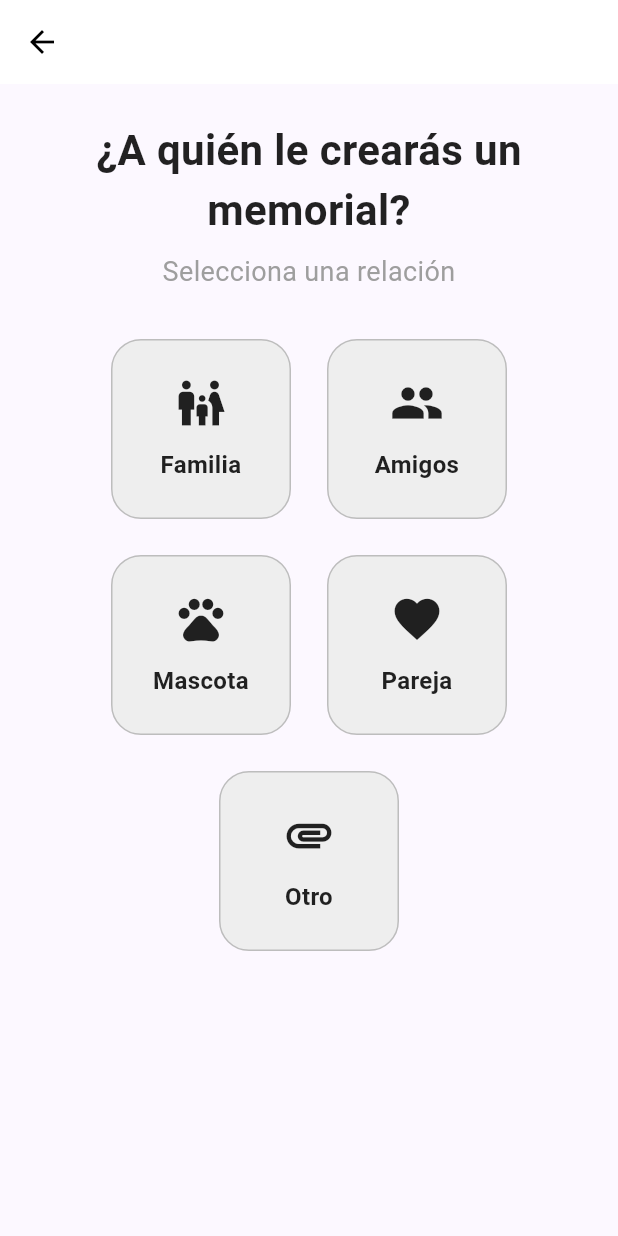
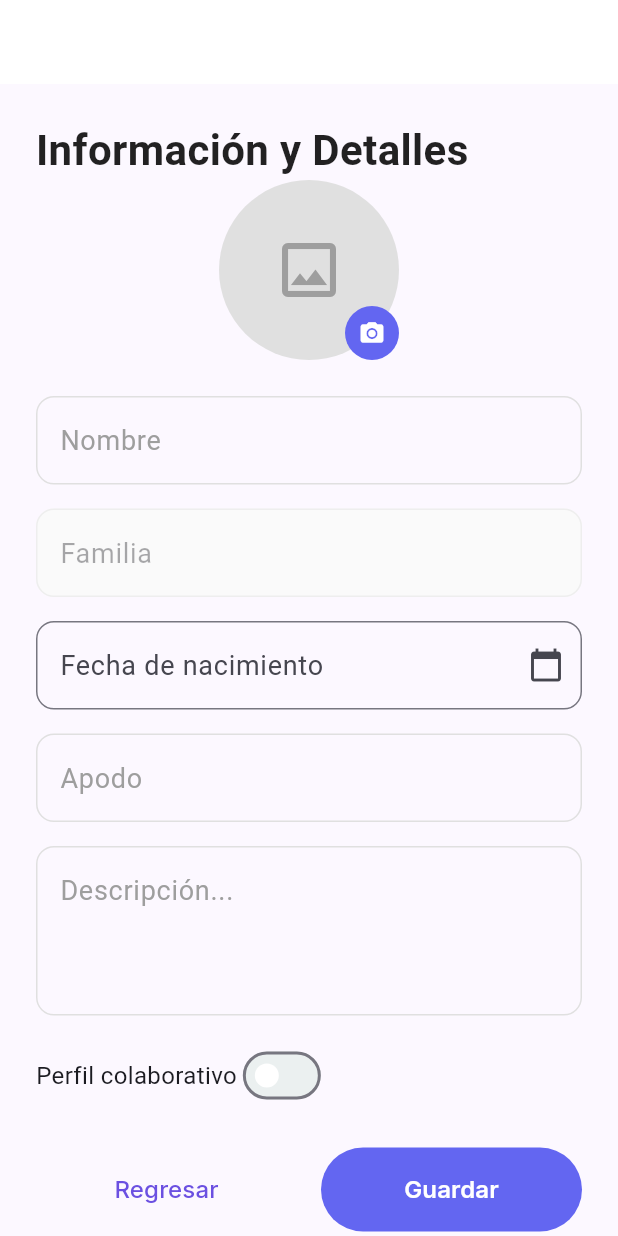
Before and after one commit to Grupo3-DP2-Lirium/Lirium-Front-AppMovil, a Flutter app: the NewMemorialRelationScreen screen opened directly, after a tap on "Familia", on a phone screen of 412 x 824 dp. Run offline on Flutter 3.47's test engine with Material 3 defaults, Android fonts, the phone set to English and light mode, and no system bars; our stand-ins replace flutter_riverpod, google_fonts, image_picker, permission_handler.

Commit message:
ADD: screen information_memorial, datepicker, switcher, profile photo (not usable)

```diff
--- a/lib/main.dart
+++ b/lib/main.dart
@@ -3,6 +3,7 @@ import 'package:flutter_frontend/presentation/screens/onboarding/welcome_screen.
 //import 'package:flutter_frontend/screens/create_memory_for_a_memorial/create_memory_to_memorial.dart';
 //import 'screens/onboarding/welcome_screen.dart';
 import 'package:google_fonts/google_fonts.dart';
+import 'package:flutter_localizations/flutter_localizations.dart';
 
 void main() {
   runApp(const RemoryApp());
@@ -44,6 +45,15 @@ class RemoryApp extends StatelessWidget {
       ),
       home: const WelcomeScreen(),
       debugShowCheckedModeBanner: false,
+      localizationsDelegates: const [
+        GlobalMaterialLocalizations.delegate,
+        GlobalWidgetsLocalizations.delegate,
+        GlobalCupertinoLocalizations.delegate,
+      ],
+      supportedLocales: const [
+        Locale('es'),
+        Locale('en'),
+      ],
     );
   }
 }
--- a/lib/presentation/components/buttons/rectangle_button.dart
+++ b/lib/presentation/components/buttons/rectangle_button.dart
@@ -31,20 +31,20 @@ class RectangleButton extends StatelessWidget {
           decoration: BoxDecoration(
             color: Colors.grey[200],
             borderRadius: BorderRadius.circular(20),
-            border: Border.all(color: Colors.grey.shade400)
+            border: Border.all(color: AppColors.inactive)
           ),
           child: Column(
             mainAxisAlignment: MainAxisAlignment.center,
             children: [
-              Icon(icon, size: size * 0.3, color: Colors.black87),
+              Icon(icon, size: size * 0.3, color: Colors.grey[400] ),
               const SizedBox(height: 12),
               Text(
                 label,
                 textAlign: TextAlign.center,
-                style: const TextStyle(
+                style: TextStyle(
                   fontSize: 16,
                   fontWeight: FontWeight.w600,
-                  color: Colors.black87,
+                  color: Colors.grey[400],
                 ),
               ),
             ],
--- a/lib/presentation/components/buttons/secondary_button.dart
+++ b/lib/presentation/components/buttons/secondary_button.dart
@@ -22,7 +22,8 @@ class SecondaryButton extends StatelessWidget {
       return OutlinedButton(
         onPressed: onPressed,
         style: OutlinedButton.styleFrom(
-          side: BorderSide(color: textColor ?? const Color(0xFF6366F1)),
+          foregroundColor: textColor ?? const Color(0xFF6366F1), // fuerza color activo/inactivo
+          side: const BorderSide(color: Color(0xFF6366F1)),       // borde siempre morado
           shape: RoundedRectangleBorder(
             borderRadius: BorderRadius.circular(12),
           ),
--- /dev/null
+++ b/lib/presentation/components/buttons/switch_button.dart
@@ -0,0 +1,32 @@
+import 'package:flutter/material.dart';
+import 'package:flutter_frontend/presentation/components/common/app_colors.dart';
+
+class BooleanSelectorSwitch extends StatelessWidget {
+  final String label;
+  final bool value;
+  final ValueChanged<bool> onChanged;
+
+  const BooleanSelectorSwitch({
+    Key? key,
+    required this.label,
+    required this.value,
+    required this.onChanged,
+  }) : super(key: key);
+
+  @override
+  Widget build(BuildContext context) {
+    return Row(
+      mainAxisAlignment: MainAxisAlignment.spaceBetween,
+      children: [
+        Text(label, style: const TextStyle(fontSize: 16)),
+        Switch(
+          value: value,
+          activeTrackColor: AppColors.primary, // color de la pista activa
+          inactiveThumbColor: Colors.white, // bolita inactiva
+          inactiveTrackColor: AppColors.inactive, // pista inactiva
+          onChanged: onChanged,
+        ),
+      ],
+    );
+  }
+}
--- /dev/null
+++ b/lib/presentation/components/forms/date_field.dart
@@ -0,0 +1,52 @@
+import 'package:flutter/material.dart';
+import 'package:flutter_frontend/presentation/components/common/app_colors.dart';
+
+class DateTextField extends StatefulWidget {
+  final String hintText;
+  final TextEditingController controller;
+
+  const DateTextField({
+    super.key,
+    required this.hintText,
+    required this.controller,
+  });
+
+  @override
+  State<DateTextField> createState() => _DateTextFieldState();
+}
+
+class _DateTextFieldState extends State<DateTextField> {
+  Future<void> _selectDate() async {
+    final DateTime? picked = await showDatePicker(
+      context: context,
+      initialDate: DateTime(2000),
+      firstDate: DateTime(1900),
+      lastDate: DateTime.now(),
+      locale: const Locale("es"),
+    );
+
+    if (picked != null) {
+      setState(() {
+        widget.controller.text =
+        "${picked.day}/${picked.month}/${picked.year}";
+      });
+    }
+  }
+
+  @override
+  Widget build(BuildContext context) {
+    return TextField(
+      controller: widget.controller,
+      readOnly: true,
+      onTap: _selectDate,
+      decoration: InputDecoration(
+        hintText: widget.hintText,
+        suffixIcon: const Icon(Icons.calendar_today),
+        border: OutlineInputBorder(
+          borderRadius: BorderRadius.circular(12),
+          borderSide: BorderSide(color: AppColors.inactive)
+        ),
+      ),
+    );
+  }
+}
--- /dev/null
+++ b/lib/presentation/components/forms/profile_avatar.dart
@@ -0,0 +1,61 @@
+import 'dart:io';
+
+import 'package:permission_handler/permission_handler.dart';
+import 'package:image_picker/image_picker.dart';
+import 'package:flutter/material.dart';
+
+class ProfileAvatar extends StatefulWidget {
+  final double radius;
+  final bool showCameraIcon;
+  final IconData placeholderIcon;
+
+  const ProfileAvatar({
+    super.key,
+    this.radius = 50,
+    this.showCameraIcon = false,
+    this.placeholderIcon = Icons.person,
+  });
+
+  @override
+  State<ProfileAvatar> createState() => _ProfileAvatarState();
+}
+
+class _ProfileAvatarState extends State<ProfileAvatar> {
+  String? _imagePath;
+
+  Future<void> _pickImage() async {
+    // Pide permiso
+    var status = await Permission.photos.request(); // o Permission.mediaLibrary / storage según versión
+    if (!status.isGranted) {
+      ScaffoldMessenger.of(context).showSnackBar(
+        const SnackBar(content: Text("Se necesita permiso para acceder a la galería")),
+      );
+      return;
+    }
+
+    // Abre el picker
+    final picker = ImagePicker();
+    final pickedFile = await picker.pickImage(source: ImageSource.gallery);
+
+    if (pickedFile != null) {
+      setState(() {
+        _imagePath = pickedFile.path;
+      });
+    }
+  }
+
+  @override
+  Widget build(BuildContext context) {
+    return GestureDetector(
+      onTap: _pickImage,
+      child: CircleAvatar(
+        radius: widget.radius,
+        backgroundColor: Colors.grey[300],
+        backgroundImage: _imagePath != null ? FileImage(File(_imagePath!)) : null,
+        child: _imagePath == null
+            ? Icon(widget.placeholderIcon, size: widget.radius * 0.6, color: Colors.grey[700])
+            : null,
+      ),
+    );
+  }
+}
--- a/lib/presentation/screens/memorial/new_memorial/information_memorial_screen.dart
+++ b/lib/presentation/screens/memorial/new_memorial/information_memorial_screen.dart
@@ -0,0 +1,138 @@
+import 'package:flutter/material.dart';
+import 'package:flutter_frontend/presentation/components/buttons/switch_button.dart';
+import 'package:flutter_frontend/presentation/components/components.dart';
+import 'package:flutter_frontend/presentation/components/forms/date_field.dart';
+
+class InformationMemorialScreen extends StatefulWidget {
+  final String relation;
+
+  const InformationMemorialScreen({
+    super.key,
+    required this.relation,
+  });
+
+  @override
+  State<InformationMemorialScreen> createState() =>
+      _InformationMemorialScreenState();
+}
+
+class _InformationMemorialScreenState extends State<InformationMemorialScreen> {
+  final TextEditingController _relationController = TextEditingController();
+  final TextEditingController _birthDateController = TextEditingController();
+  final TextEditingController _nameController = TextEditingController();
+  final TextEditingController _nicknameController = TextEditingController();
+  final TextEditingController _descriptionController = TextEditingController();
+  bool _isCollaborative = false;
+
+  @override
+  void initState() {
+    super.initState();
+    _relationController.text = widget.relation; // setea el vínculo recibido
+  }
+
+  @override
+  Widget build(BuildContext context) {
+    return Scaffold(
+      appBar: AppBar(
+        automaticallyImplyLeading: false,
+      ),
+      body: SafeArea(
+        child: SingleChildScrollView(
+          padding: const EdgeInsets.all(24),
+          child: Column(
+            crossAxisAlignment: CrossAxisAlignment.start,
+            children: [
+              const AppTitle(
+                title: "Información y Detalles",
+                textAlign: TextAlign.center,
+              ),
+              // Subir foto
+              Center(
+                child: ProfileAvatar(
+                  radius: 60,
+                  showCameraIcon: true,
+                  placeholderIcon: Icons.image_outlined,
+                ),
+              ),
+              const SizedBox(height: 24),
+
+              // Campos de texto
+              AppTextField(
+                  controller: _nameController,
+                  hintText: "Nombre"),
+              const SizedBox(height: 16),
+
+              // Vínculo (solo lectura)
+              AppTextField(
+                controller: _relationController,
+                hintText: "Vínculo",
+                enabled: false,
+              ),
+              const SizedBox(height: 16),
+
+              // Fecha de nacimiento con selector
+              DateTextField(
+                hintText: "Fecha de nacimiento",
+                controller: _birthDateController,
+              ),
+
+              const SizedBox(height: 16),
+
+              AppTextField(
+                  controller: _nicknameController,
+                  hintText: "Apodo"),
+              const SizedBox(height: 16),
+
+              AppTextField(
+                controller: _descriptionController,
+                hintText: "Descripción...",
+                maxLines: 3,
+              ),
+              const SizedBox(height: 16),
+
+              // Checkbox perfil colaborativo
+              Row(
+                children: [
+                  BooleanSelectorSwitch(
+                    label: "Perfil colaborativo",
+                    value: _isCollaborative,
+                    onChanged: (newValue) {
+                      setState(() {
+                        _isCollaborative = newValue;
+                      });
+                    },
+                  ),
+                ],
+              ),
+              const SizedBox(height: 24),
+
+              // Botones
+              Row(
+                children: [
+                  Expanded(
+                    child: SecondaryButton(
+                      text: "Regresar",
+                      textColor: AppColors.primary,
+                      onPressed: () {
+                        Navigator.pop(context);
+                      },
+                    ),
+                  ),
+                  const SizedBox(width: 16),
+                  Expanded(
+                    child: PrimaryButton(
+                      text: "Guardar",
+                      onPressed: () {
+                        Navigator.pop(context);
+                      },
+                    ),
+                  ),
+                ],
+              ),
+            ],
+          ),
+        ),
+      ),
+    );
+  }
+}
--- a/lib/presentation/screens/memorial/new_memorial/relation_memorial_screen.dart
+++ b/lib/presentation/screens/memorial/new_memorial/relation_memorial_screen.dart
@@ -1,85 +1,66 @@
 import 'package:flutter/material.dart';
 import 'package:flutter_frontend/presentation/components/buttons/rectangle_button.dart';
 import 'package:flutter_frontend/presentation/components/common/app_title.dart';
+import 'information_memorial_screen.dart';
 
 class NewMemorialRelationScreen extends StatelessWidget {
   const NewMemorialRelationScreen({super.key});
 
+  // Lista de opciones (ícono + texto)
+  final List<Map<String, dynamic>> options = const [
+    {'icon': Icons.family_restroom, 'label': "Familia"},
+    {'icon': Icons.group, 'label': "Amigo"},
+    {'icon': Icons.pets, 'label': "Mascota"},
+    {'icon': Icons.favorite, 'label': "Pareja"},
+    {'icon': Icons.attachment, 'label': "Otro"},
+  ];
+
   @override
   Widget build(BuildContext context) {
-    final tt = Theme.of(context).textTheme;
-
     return Scaffold(
-      appBar: AppBar(),
+      appBar: AppBar(
+        //automaticallyImplyLeading: false
+      ),
+      backgroundColor: Colors.white,
       body: Padding(
         padding: const EdgeInsets.symmetric(horizontal: 16, vertical: 24),
         child: Column(
-          mainAxisAlignment: MainAxisAlignment.start, // Arriba
-          crossAxisAlignment: CrossAxisAlignment.center, // Centrado horizontal
+          crossAxisAlignment: CrossAxisAlignment.center,
           children: [
-            // Título principal
             const AppTitle(
               title: "¿A quién le crearás un memorial?",
               textAlign: TextAlign.center,
             ),
             const SizedBox(height: 8),
-
-            // Subtítulo
             const Text(
               "Selecciona una relación",
               style: TextStyle(fontSize: 18, color: Colors.grey),
               textAlign: TextAlign.center,
             ),
-            const SizedBox(height: 32),
+            const SizedBox(height: 50), // más pegado al subtítulo
 
-            // Primera fila
-            Row(
-              mainAxisAlignment: MainAxisAlignment.center,
-              children: [
-                RectangleButton(
-                  icon: Icons.family_restroom,
-                  label: "Familia",
+            // Botones dinámicos
+            Wrap(
+              spacing: 24, // espacio horizontal entre botones
+              runSpacing: 24, // espacio vertical entre filas
+              alignment: WrapAlignment.center,
+              children: options.map((option) {
+                return RectangleButton(
+                  icon: option['icon'],
+                  label: option['label'],
                   size: 120,
-                  onTap: () {},
-                ),
-                const SizedBox(width: 24),
-                RectangleButton(
-                  icon: Icons.group,
-                  label: "Amigos",
-                  size: 120,
-                  onTap: () {},
-                ),
-              ],
-            ),
-            const SizedBox(height: 24),
-
-            // Segunda fila
-            Row(
-              mainAxisAlignment: MainAxisAlignment.center,
-              children: [
-                RectangleButton(
-                  icon: Icons.pets,
-                  label: "Mascota",
-                  size: 120,
-                  onTap: () {},
-                ),
-                const SizedBox(width: 24),
-                RectangleButton(
-                  icon: Icons.favorite,
-                  label: "Pareja",
-                  size: 120,
-                  onTap: () {},
-                ),
-              ],
-            ),
-            const SizedBox(height: 24),
-
-            // Último botón centrado
-            RectangleButton(
-              icon: Icons.attachment,
-              label: "Otro",
-              size: 120,
-              onTap: () {},
+                  onTap: () {
+                    Navigator.push(
+                      context,
+                      MaterialPageRoute(
+                        builder: (_) => InformationMemorialScreen(
+                          relation: option['label'] // send relation type
+                        ),
+                      ),
+                    );
+                  },
+                );
+              }).toList(),
             ),
           ],
         ),
--- a/pubspec.yaml
+++ b/pubspec.yaml
@@ -37,6 +37,9 @@ dependencies:
   http_parser: ^4.1.2
   # opcional si vas a elegir fotos desde galería/cámara:
   image_picker: ^1.1.2
+  flutter_localizations:
+    sdk: flutter
+  permission_handler: ^11.3.1
 
   # The following adds the Cupertino Icons font to your application.
   # Use with the CupertinoIcons class for iOS style icons.
```
Also changed, not shown: pubspec.lock, 1 other file.
